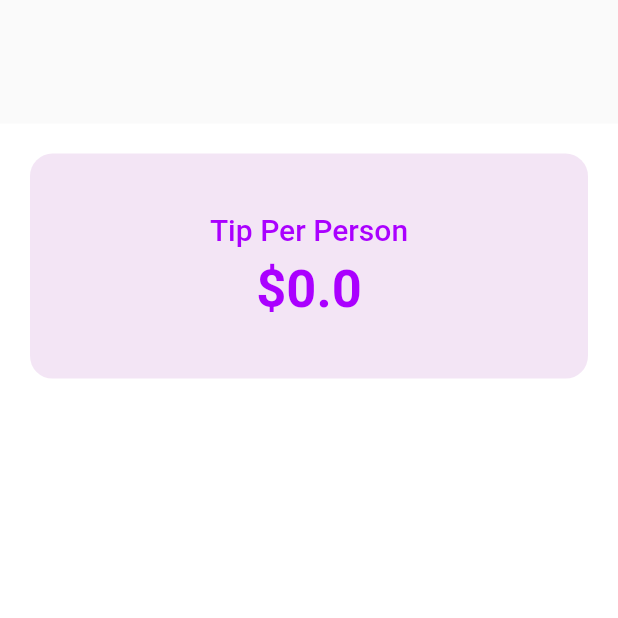
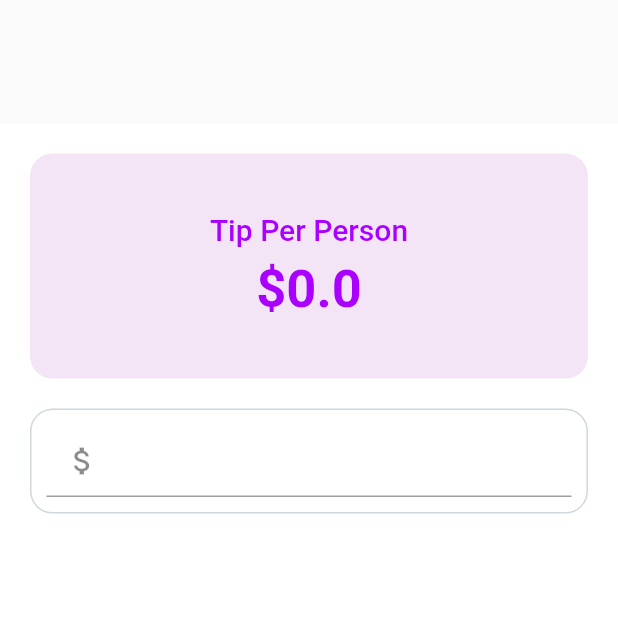
Before and after one commit to mr-chidex/CalcTi, a Flutter app: the screen it shows after launch, on a phone screen of 412 x 824 dp, the top half of it. Run offline on Flutter 3.47's test engine with Material 2 defaults, Android fonts, the phone set to English and light mode, and no system bars.

Commit message:
started second section

```diff
--- a/lib/ui/home.dart
+++ b/lib/ui/home.dart
@@ -48,12 +48,41 @@ class _TipCalculatorState extends State<TipCalculator> {
                        style:  TextStyle(
                          fontSize: 35,
                          fontWeight: FontWeight.bold,
-                           color: Colors.purpleAccent.shade700
+                           color: Colors.purpleAccent.shade700,
                        ),
                      )
                    ],
                 ),
               ),
+              Container(
+                margin: const EdgeInsets.only(top: 20.0),
+                padding: const EdgeInsets.all(10.0),
+                decoration: BoxDecoration(
+                  color: Colors.transparent,
+                  border: Border.all(
+                    color: Colors.blueGrey.shade100,
+                    style: BorderStyle.solid
+                  ),
+                  borderRadius: BorderRadius.circular(15.0),
+                ),
+                child: Column(
+                  children:  <Widget>[
+                    TextField(
+                      keyboardType: const TextInputType.numberWithOptions(decimal: true),
+                      style: const TextStyle(
+                        color: Colors.grey
+                      ),
+                      decoration: const InputDecoration(
+                        prefixText: "Bill Amount",
+                        prefixIcon: Icon(Icons.attach_money),
+                      ),
+                      onChanged: (String value){
+
+                      },
+                    )
+                  ],
+                ),
+              )
             ],
           ),
       ),
```
